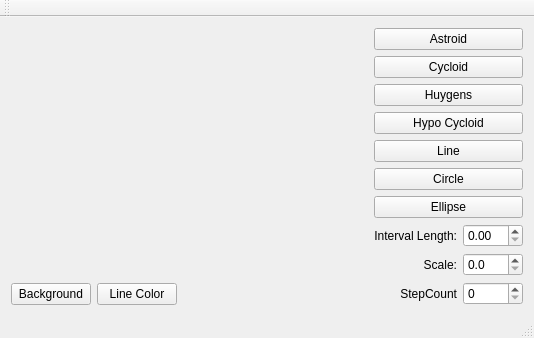
This is mainwindow.ui in nikkaramessinis/QtCurvesCPP as Qt 5 draws it before an edit. The edited form follows.
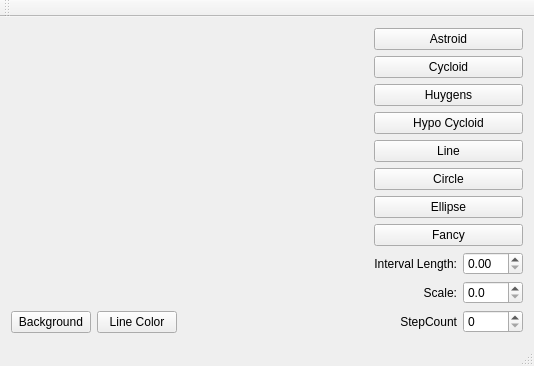
This is the edited form. Custom widgets are drawn as their Qt base class.

Commit message: Implementing Fancy Shape

```diff
--- a/mainwindow.ui
+++ b/mainwindow.ui
@@ -55,7 +55,7 @@
     </item>
     <item row="0" column="1">
      <layout class="QGridLayout" name="gridLayout_2">
-      <item row="7" column="0">
+      <item row="8" column="0">
        <layout class="QHBoxLayout" name="horizontalLayout_2">
         <item>
          <widget class="QLabel" name="label_2">
@@ -92,7 +92,7 @@
         </property>
        </widget>
       </item>
-      <item row="9" column="0">
+      <item row="10" column="0">
        <layout class="QHBoxLayout" name="horizontalLayout_3">
         <item>
          <widget class="QLabel" name="label_3">
@@ -136,7 +136,7 @@
         </property>
        </widget>
       </item>
-      <item row="8" column="0">
+      <item row="9" column="0">
        <layout class="QHBoxLayout" name="horizontalLayout">
         <item>
          <widget class="QLabel" name="label">
@@ -197,6 +197,13 @@
         </property>
        </widget>
       </item>
+      <item row="7" column="0">
+       <widget class="QPushButton" name="btnFancy">
+        <property name="text">
+         <string>Fancy</string>
+        </property>
+       </widget>
+      </item>
      </layout>
     </item>
    </layout>
```
The commit also changes 4 other files.
